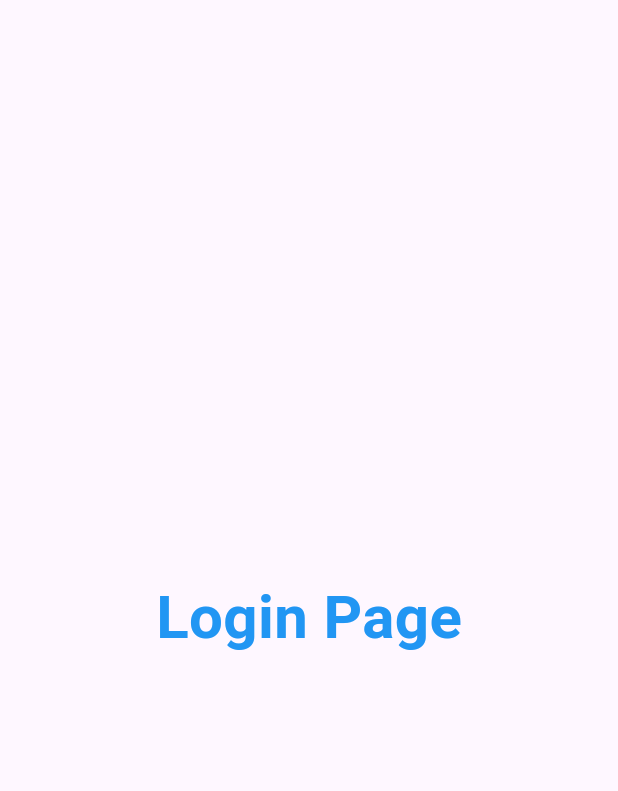
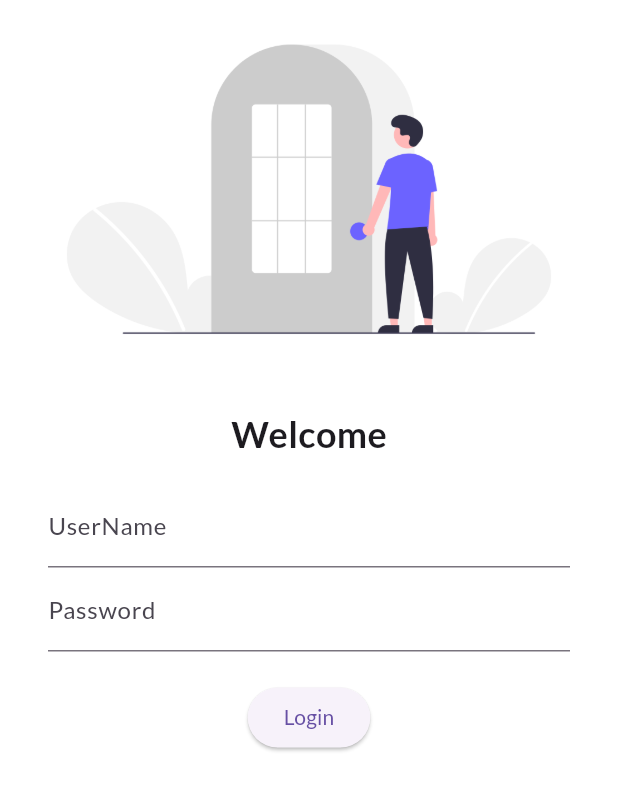
Before and after one commit to Gaurav-Bora/Flutter_30days, a Flutter app: the screen it shows after launch, on a phone screen of 412 x 824 dp. Shown: the top 791 px of the screen. Run offline on Flutter 3.47's test engine with Material 3 defaults, Android fonts, the phone set to English and light mode, and no system bars; our stand-ins replace google_fonts.

Commit message:
Day_04 commit

```diff
--- a/lib/main.dart
+++ b/lib/main.dart
@@ -1,7 +1,7 @@
 import 'package:catalog_codepur/pages/homePage.dart';
 import 'package:catalog_codepur/pages/login_page.dart';
 import 'package:flutter/material.dart';
-
+import 'package:google_fonts/google_fonts.dart';
 void main() {
   runApp(const MyApp());
 }
@@ -13,7 +13,10 @@ class MyApp extends StatelessWidget {
   Widget build(BuildContext context) {
     return MaterialApp(
       // home: HomePage(),
-      theme: ThemeData(primarySwatch: Colors.cyan),
+      theme: ThemeData(primarySwatch: Colors.deepPurple,
+      fontFamily: GoogleFonts.lato().fontFamily,
+      // primaryTextTheme: GoogleFonts.latoTextTheme()
+      ),
       themeMode: ThemeMode.light,
       darkTheme: ThemeData(
         brightness: Brightness.dark,
--- a/lib/pages/login_page.dart
+++ b/lib/pages/login_page.dart
@@ -6,13 +6,52 @@ class LoginPage extends StatelessWidget {
   @override
   Widget build(BuildContext context) {
     return Material(
-      child: Center(
-        child: Text(
-          'Login Page',
-          style: TextStyle(
-              fontSize: 40, fontWeight: FontWeight.bold, color: Colors.blue),
-        ),
-      ),
-    );
+        color: Colors.white,
+        child: SafeArea(
+          child: Column(
+            children: [
+              Image.asset(
+                "assets/images/login_img.png",
+                fit: BoxFit.cover,
+              ),
+              SizedBox(
+                height: 20,
+              ),
+              Text(
+                'Welcome',
+                style: TextStyle(
+                  fontSize: 24,
+                  fontWeight: FontWeight.bold,
+                ),
+              ),
+              Padding(
+                padding:
+                    const EdgeInsets.symmetric(vertical: 16.0, horizontal: 32),
+                child: Column(
+                  children: [
+                    TextFormField(
+                      decoration: InputDecoration(
+                        hintText: "Enter username",
+                        labelText: "UserName",
+                      ),
+                    ),
+                    TextFormField(
+                      obscureText: true,
+                      decoration: InputDecoration(
+                        hintText: "Enter password",
+                        labelText: "Password",
+                        focusedBorder: OutlineInputBorder(),
+                      ),
+                    ),
+                    SizedBox(
+                      height: 20,
+                    ),
+                    ElevatedButton(onPressed: (){}, child: Text('Login'))
+                  ],
+                ),
+              ),
+            ],
+          ),
+        ));
   }
 }
```
Also changed, not shown: pubspec.yaml (+4 -6 lines), assets/images/login_img.png (added), pubspec.lock, 1 other file.
